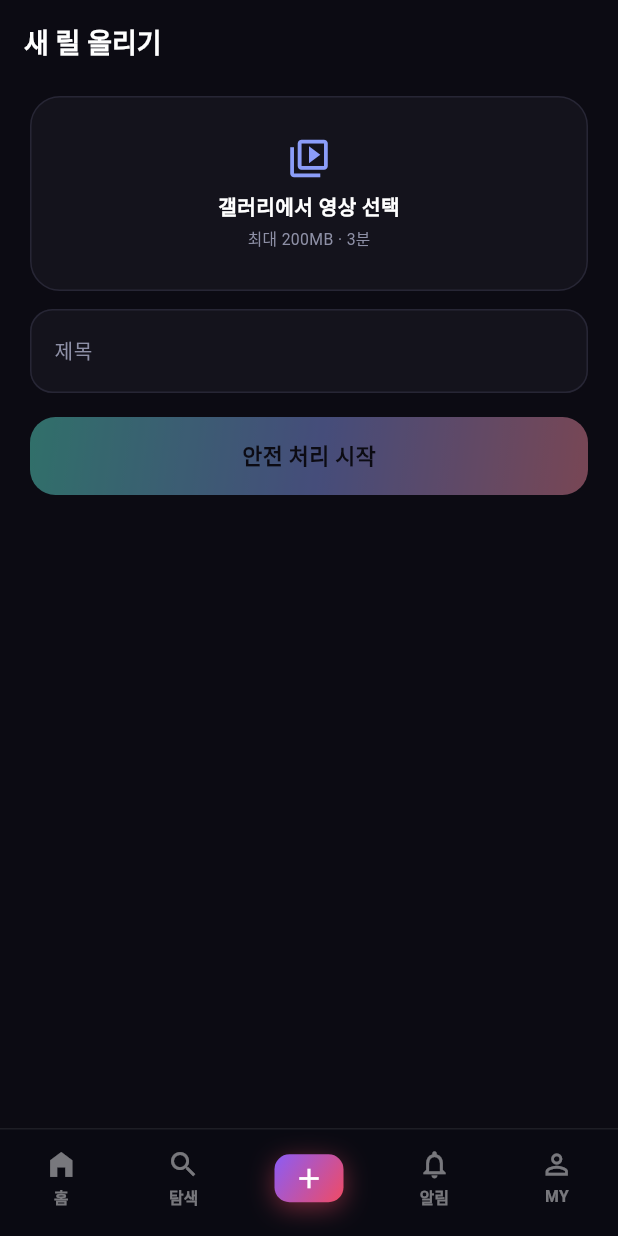
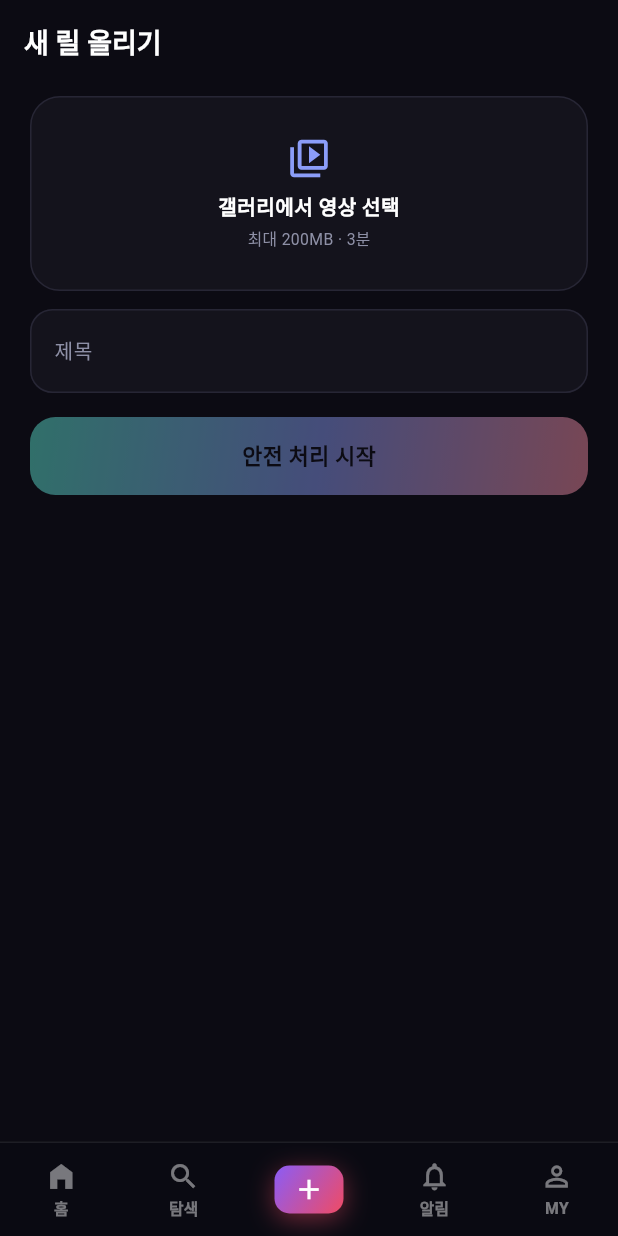
Before and after one commit to SKT-FLY-AI-9-6/gumchulgi, a Flutter app: the ShellScreen screen opened directly, item 3 of the bottom bar chosen, on a phone screen of 412 x 824 dp. Run offline on Flutter 3.47's test engine with Material 3 defaults, Android fonts, the phone set to English and light mode, and no system bars; our stand-ins replace dio, fl_chart, flutter_riverpod, flutter_secure_storage, image_picker, video_player; accounts and stored records are empty; network calls fail.

Commit message:
하단 내비 SafeArea — 시스템 내비게이션 바와 겹침 방지
기기가 보고하는 하단 인셋만큼만 띄우므로 시스템 바가 없는
기기에서는 여백 없이 화면 맨 아래에 붙는다.

Co-Authored-By: Claude Fable 5 <noreply@anthropic.com>

```diff
--- a/app/lib/screens/shell.dart
+++ b/app/lib/screens/shell.dart
@@ -44,14 +44,16 @@ class _ShellState extends ConsumerState<ShellScreen> {
     return Scaffold(
       body: body,
       bottomNavigationBar: Container(
-        height: 72,
-        padding: const EdgeInsets.only(bottom: 6),
         decoration: BoxDecoration(
             color: const Color(0xF00A0A12),
             border: Border(top: BorderSide(
                 color: Colors.white.withValues(alpha: .08)))),
-        child: Row(mainAxisAlignment: MainAxisAlignment.spaceAround,
-            children: [
+        // 폰의 시스템 내비게이션 바(제스처 바)와 겹치지 않게
+        // SafeArea 로 하단 인셋만큼 띄운다.
+        child: SafeArea(top: false, child: SizedBox(
+          height: 62,
+          child: Row(mainAxisAlignment: MainAxisAlignment.spaceAround,
+              children: [
           _item(Icons.home_filled, '홈', _idx == 0, () {
             // 이미 홈이면 한 번 더 눌러 피드 새로고침
             if (_idx == 0) ref.read(feedProvider.notifier).refreshAll();
@@ -74,7 +76,7 @@ class _ShellState extends ConsumerState<ShellScreen> {
           _item(Icons.notifications_none, '알림', false, _dummy),
           _item(Icons.person_outline, 'MY', _idx == 2,
               () => setState(() => _idx = 2)),
-        ]),
+        ]))),
       ),
     );
   }
```
